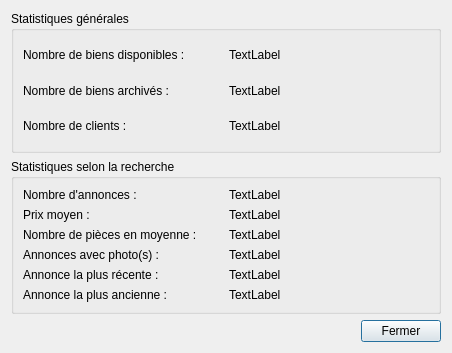
The window that BestResidence/stats_immo.ui (jordanlang/BestResidence) describes before a commit, drawn with Qt 5.
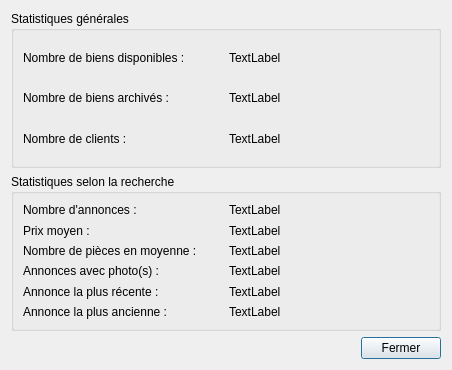
The same window after the commit.

```diff
--- a/BestResidence/stats_immo.ui
+++ b/BestResidence/stats_immo.ui
@@ -7,7 +7,7 @@
     <x>0</x>
     <y>0</y>
     <width>452</width>
-    <height>353</height>
+    <height>370</height>
    </rect>
   </property>
   <property name="windowTitle">
@@ -17,7 +17,7 @@
    <item row="0" column="0">
     <layout class="QGridLayout" name="gridLayout_2">
      <item row="0" column="0">
-      <widget class="QGroupBox" name="">
+      <widget class="QGroupBox" name="groupBox">
        <property name="title">
         <string>Statistiques générales</string>
        </property>
@@ -68,7 +68,7 @@
       </widget>
      </item>
      <item row="1" column="0">
-      <widget class="QGroupBox" name="">
+      <widget class="QGroupBox" name="groupBox">
        <property name="title">
         <string>Statistiques selon la recherche</string>
        </property>
```
Left out of the diff: 3 changed lines with no effect on the pictures.
